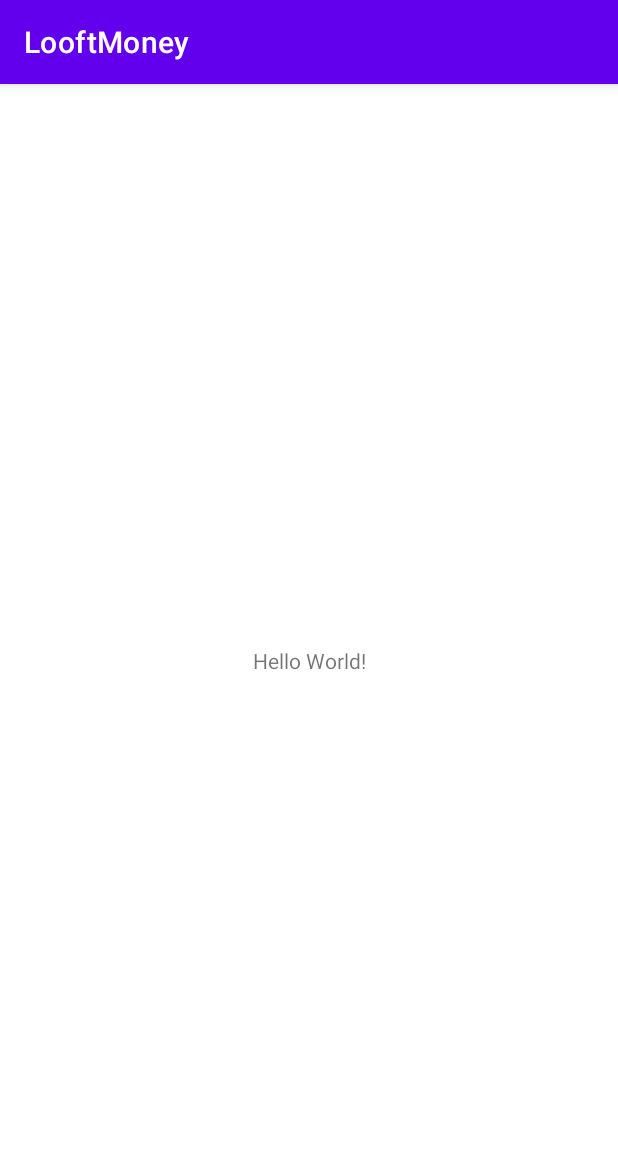
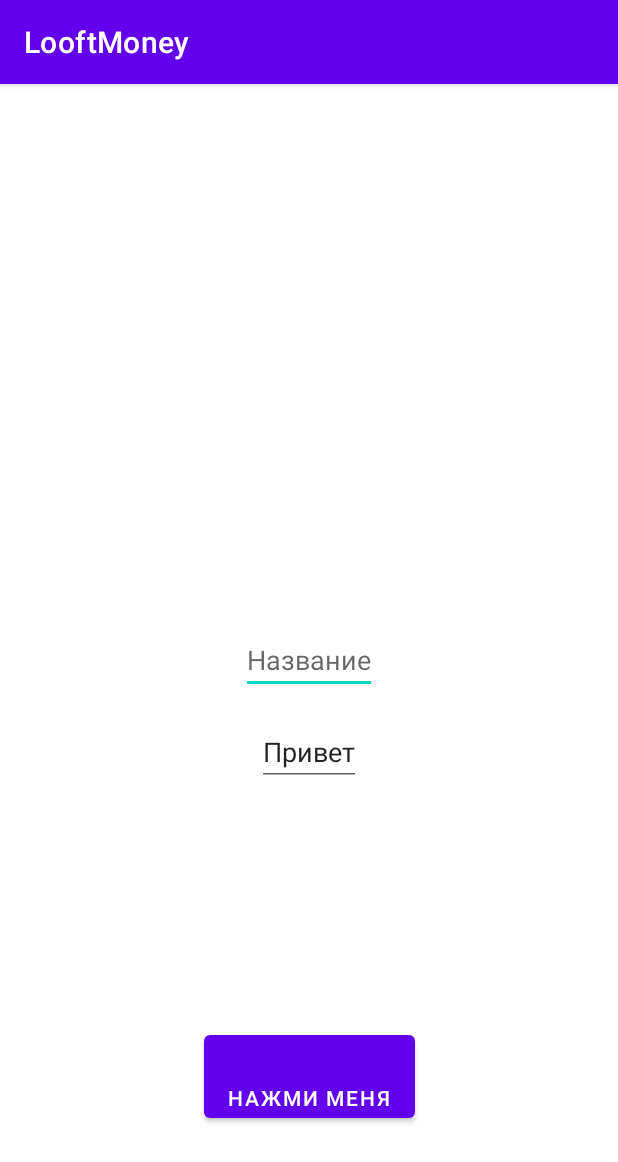
Before and after one commit to Ooz61/LooftMoney, an Android app: the screen it shows after launch (MainActivity before the commit, AddItemActivity after it), on a phone screen of 412 x 824 dp. Shown: the top 1162 px of the screen. Run offline under Robolectric (Android 15) with nearby library versions, the phone set to English and light mode, and no system bars.

Commit message:
Added Hello

```diff
--- a/app/src/main/AndroidManifest.xml
+++ b/app/src/main/AndroidManifest.xml
@@ -9,6 +9,7 @@
         android:roundIcon="@mipmap/ic_launcher_round"
         android:supportsRtl="true"
         android:theme="@style/Theme.LooftMoney">
+        <activity android:name=".AddItemActivity"></activity>
         <activity android:name=".MainActivity">
             <intent-filter>
                 <action android:name="android.intent.action.MAIN" />
--- /dev/null
+++ b/app/src/main/java/com/example/looftmoney/AddItemActivity.java
@@ -0,0 +1,28 @@
+package com.example.looftmoney;
+
+import androidx.appcompat.app.AppCompatActivity;
+
+import android.os.Bundle;
+import android.view.View;
+import android.widget.Button;
+import android.widget.Toast;
+
+public class AddItemActivity extends AppCompatActivity {
+
+    Button btnSend;
+
+    @Override
+    protected void onCreate(Bundle savedInstanceState) {
+        super.onCreate(savedInstanceState);
+        setContentView(R.layout.activity_add_item);
+
+        btnSend = findViewById(R.id.send);
+
+        btnSend.setOnClickListener(new View.OnClickListener() {
+            @Override
+            public void onClick(View v) {
+                Toast.makeText(getApplicationContext(), "На меня нажали", Toast.LENGTH_LONG).show();
+            }
+        });
+    }
+}
--- a/app/src/main/java/com/example/looftmoney/MainActivity.java
+++ b/app/src/main/java/com/example/looftmoney/MainActivity.java
@@ -2,6 +2,7 @@ package com.example.looftmoney;
 
 import androidx.appcompat.app.AppCompatActivity;
 
+import android.content.Intent;
 import android.os.Bundle;
 
 public class MainActivity extends AppCompatActivity {
@@ -10,5 +11,8 @@ public class MainActivity extends AppCompatActivity {
     protected void onCreate(Bundle savedInstanceState) {
         super.onCreate(savedInstanceState);
         setContentView(R.layout.activity_main);
+
+        Intent intent = new Intent(this, AddItemActivity.class);
+        startActivity(intent);
     }
 }
--- /dev/null
+++ b/app/src/main/res/layout/activity_add_item.xml
@@ -0,0 +1,43 @@
+<?xml version="1.0" encoding="utf-8"?>
+<androidx.constraintlayout.widget.ConstraintLayout
+    xmlns:android="http://schemas.android.com/apk/res/android"
+    xmlns:app="http://schemas.android.com/apk/res-auto"
+    xmlns:tools="http://schemas.android.com/tools"
+    android:layout_width="match_parent"
+    android:layout_height="match_parent"
+    tools:context=".AddItemActivity">
+
+    <EditText
+        android:id="@+id/name"
+        android:layout_width="wrap_content"
+        android:layout_height="wrap_content"
+        app:layout_constraintTop_toTopOf="parent"
+        app:layout_constraintBottom_toBottomOf="parent"
+        app:layout_constraintLeft_toLeftOf="parent"
+        app:layout_constraintRight_toRightOf="parent"
+        android:hint="Название" />
+
+    <EditText
+        android:id="@+id/price"
+        android:layout_width="wrap_content"
+        android:layout_height="wrap_content"
+        app:layout_constraintTop_toBottomOf="@id/name"
+        app:layout_constraintLeft_toLeftOf="@id/name"
+        app:layout_constraintRight_toRightOf="@id/name"
+        android:layout_marginTop="16dp"
+        android:text="Привет"
+        android:hint="Цена" />
+
+    <Button
+        android:id="@+id/send"
+        android:layout_width="wrap_content"
+        android:layout_height="wrap_content"
+        app:layout_constraintTop_toBottomOf="@id/price"
+        app:layout_constraintLeft_toLeftOf="@id/name"
+        app:layout_constraintRight_toRightOf="@id/name"
+        android:layout_below="@id/price"
+        android:layout_marginTop="160dp"
+        android:paddingTop="32dp"
+        android:text="Нажми меня" />
+
+</androidx.constraintlayout.widget.ConstraintLayout>
--- a/app/src/main/res/values/strings.xml
+++ b/app/src/main/res/values/strings.xml
@@ -1,3 +1,4 @@
 <resources>
     <string name="app_name">LooftMoney</string>
+    <string name="click">На меня нажали</string>
 </resources>
```
